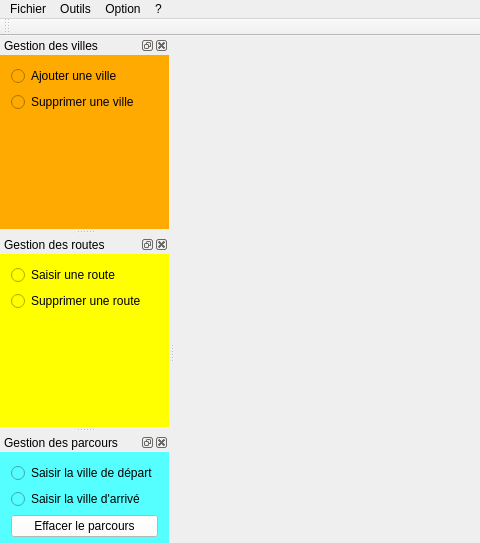
Above: Graph/GraphProjet/graph.ui from DavidBonnier/Projet_Algo3 before the change; both pictures show x 0 to 480 and y 0 to 543 of the 600 by 690 pixel window. Below: the same form after it.
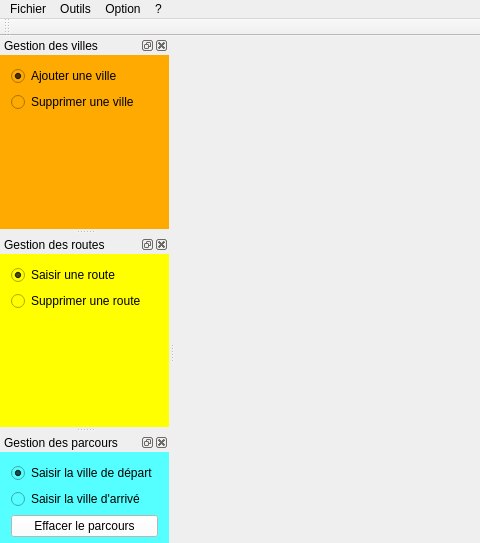
That is the form after the change.

```diff
--- a/Graph/GraphProjet/graph.ui
+++ b/Graph/GraphProjet/graph.ui
@@ -89,6 +89,9 @@
        <property name="text">
         <string>Ajouter une ville</string>
        </property>
+       <property name="checked">
+        <bool>true</bool>
+       </property>
       </widget>
      </item>
      <item>
@@ -134,6 +137,9 @@
        <property name="text">
         <string>Saisir une route</string>
        </property>
+       <property name="checked">
+        <bool>true</bool>
+       </property>
       </widget>
      </item>
      <item>
@@ -176,6 +182,9 @@
        <property name="text">
         <string>Saisir la ville de départ</string>
        </property>
+       <property name="checked">
+        <bool>true</bool>
+       </property>
       </widget>
      </item>
      <item>
```
